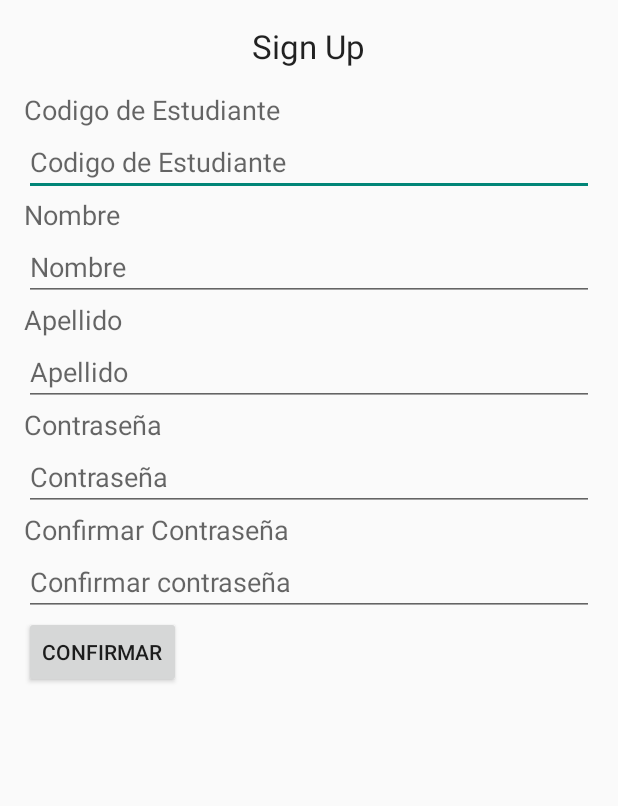
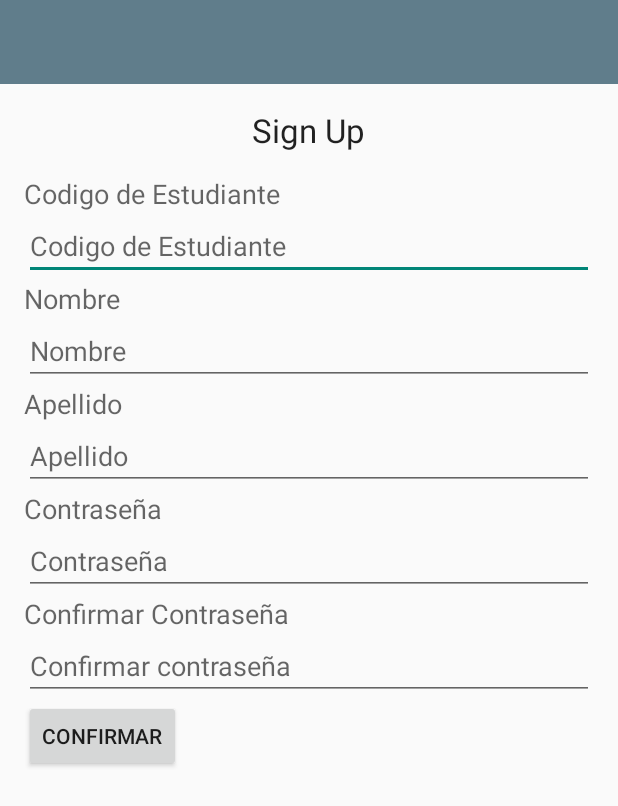
Before and after one commit to migueroncallo/Final_Movil, an Android app: the layout activity_sign_up.xml on its own in the app's theme, with its tools: preview values and no code run, on a phone screen of 412 x 824 dp. Shown: the top 806 px of the screen. Run offline under Robolectric (Android 15) with nearby library versions, the light colour scheme and no system bars.

Commit message:
Fix sign up issues

```diff
--- a/app/src/main/java/com/uninorte/migueroncallo/rotacion/Sign_up.java
+++ b/app/src/main/java/com/uninorte/migueroncallo/rotacion/Sign_up.java
@@ -19,8 +19,8 @@ import java.util.ArrayList;
 import java.util.List;
 
 public class Sign_up extends AppCompatActivity {
-    EditText codigo,nombre,apellido,clave,confirmar;
-    String code,name,lastname,password,conf_password;
+    EditText codigo, nombre, apellido, clave, confirmar;
+    String code, name, lastname, password, conf_password;
     Button registrar;
     Boolean check;
     ArrayList values;
@@ -35,7 +35,7 @@ public class Sign_up extends AppCompatActivity {
 
         mToolbar = (Toolbar) findViewById(R.id.app_bar);
         setSupportActionBar(mToolbar);
-
+        getSupportActionBar().setLogo(R.mipmap.ic_launcher);
 
         codigo = (EditText) findViewById(R.id.student_code);
         nombre = (EditText) findViewById(R.id.student_name);
@@ -43,18 +43,11 @@ public class Sign_up extends AppCompatActivity {
         clave = (EditText) findViewById(R.id.student_password);
         confirmar = (EditText) findViewById(R.id.password_confirm);
         registrar = (Button) findViewById(R.id.confirm_button);
-        check=false;
-        type=3;
+        check = false;
+        type = 3;
 
         new GetData().execute();
-
-
-
-
-
-
     }
-
 
     private class GetData extends AsyncTask<Void, Void, Void> {
         @Override
@@ -87,20 +80,19 @@ public class Sign_up extends AppCompatActivity {
             // Locate the listview in listview_main.xml
             // Pass the results into ListViewAdapter.java
 
-
-                // Close the progressdialog
+            // Close the progressdialog
 
         }
     }
 
-    public void validate(View v){
-        code=codigo.getText().toString();
+    public void validate(View v) {
+        code = codigo.getText().toString();
         name = nombre.getText().toString();
         lastname = apellido.getText().toString();
-        password=clave.getText().toString();
-        conf_password=confirmar.getText().toString();
+        password = clave.getText().toString();
+        conf_password = confirmar.getText().toString();
 
-        if(code.isEmpty()||name.isEmpty()||lastname.isEmpty()||password.isEmpty()||conf_password.isEmpty()){
+        if (code.isEmpty() || name.isEmpty() || lastname.isEmpty() || password.isEmpty() || conf_password.isEmpty()) {
             AlertDialog.Builder builder = new AlertDialog.Builder(this);
             builder.setTitle("Error");
             builder.setMessage("Todos los campos son necesarios.");
@@ -110,8 +102,8 @@ public class Sign_up extends AppCompatActivity {
             });
             builder.show();
 
-        }else{
-            if(!password.equals(conf_password)){
+        } else {
+            if (!password.equals(conf_password)) {
 
                 AlertDialog.Builder builder = new AlertDialog.Builder(this);
                 builder.setTitle("Error");
@@ -121,8 +113,8 @@ public class Sign_up extends AppCompatActivity {
                     }
                 });
                 builder.show();
-            }else{
-                if(values.contains(code)){
+            } else {
+                if (values.contains(code)) {
                     AlertDialog.Builder builder = new AlertDialog.Builder(this);
                     builder.setTitle("Error");
                     builder.setMessage("El código de estudiante ya eixste.");
@@ -132,7 +124,7 @@ public class Sign_up extends AppCompatActivity {
                     });
                     builder.show();
 
-                }else{
+                } else {
                     new SenData().execute();
                     AlertDialog.Builder builder = new AlertDialog.Builder(this);
                     builder.setTitle("Operación exitosa.");
@@ -149,43 +141,16 @@ public class Sign_up extends AppCompatActivity {
 
     }
 
-    private class SenData extends AsyncTask<Void,Void,Void>{
-        protected Void doInBackground(Void... arg0){
-            ParseObject test=new ParseObject("student");
-            test.put("username",code);
-            test.put("name",name);
+    private class SenData extends AsyncTask<Void, Void, Void> {
+        protected Void doInBackground(Void... arg0) {
+            ParseObject test = new ParseObject("student");
+            test.put("username", code);
+            test.put("name", name);
             test.put("apellido", lastname);
-            test.put("password",password);
-            test.put("type",type);
+            test.put("password", password);
+            test.put("type", type);
             test.saveInBackground();
             return null;
         }
     }
-
-
-
-
-    @Override
-    public boolean onCreateOptionsMenu(Menu menu) {
-        // Inflate the menu; this adds items to the action bar if it is present.
-        getMenuInflater().inflate(R.menu.menu_inicio, menu);
-        return true;
-    }
-
-
-
-    @Override
-    public boolean onOptionsItemSelected(MenuItem item) {
-        // Handle action bar item clicks here. The action bar will
-        // automatically handle clicks on the Home/Up button, so long
-        // as you specify a parent activity in AndroidManifest.xml.
-        int id = item.getItemId();
-
-        //noinspection SimplifiableIfStatement
-        if (id == R.id.action_settings) {
-            return true;
-        }
-
-        return super.onOptionsItemSelected(item);
-    }
 }
--- a/app/src/main/res/layout/activity_main.xml
+++ b/app/src/main/res/layout/activity_main.xml
@@ -68,7 +68,8 @@
                 android:layout_alignParentStart="true"
                 android:layout_below="@+id/editText"
                 android:layout_marginTop="46dp"
-                android:hint="Password" />
+                android:hint="Password"
+                android:inputType="textPassword" />
 
         </android.support.design.widget.TextInputLayout>
 
--- a/app/src/main/res/layout/activity_sign_up.xml
+++ b/app/src/main/res/layout/activity_sign_up.xml
@@ -1,128 +1,149 @@
+<?xml version="1.0" encoding="utf-8"?>
 <RelativeLayout xmlns:android="http://schemas.android.com/apk/res/android"
-    xmlns:tools="http://schemas.android.com/tools" android:layout_width="match_parent"
-    android:layout_height="match_parent" android:paddingLeft="@dimen/activity_horizontal_margin"
+    xmlns:app="http://schemas.android.com/apk/res-auto"
+    xmlns:tools="http://schemas.android.com/tools"
+    android:layout_width="match_parent"
+    android:layout_height="match_parent"
+    tools:context="com.uninorte.migueroncallo.rotacion.RubricasActivity">
+
+    <android.support.v7.widget.Toolbar
+        android:id="@+id/app_bar"
+        android:layout_width="match_parent"
+        android:layout_height="wrap_content"
+        android:background="@color/colorPrimary"
+        android:minHeight="?attr/actionBarSize"
+        app:theme="@style/ThemeOverlay.AppCompat.Dark.ActionBar" />
+
+
+    <RelativeLayout
+        android:layout_below="@+id/app_bar"
+        android:layout_width="match_parent"
+        android:layout_height="match_parent"
+        android:paddingBottom="@dimen/activity_vertical_margin"
+        android:paddingLeft="@dimen/activity_horizontal_margin"
         android:paddingRight="@dimen/activity_horizontal_margin"
         android:paddingTop="@dimen/activity_vertical_margin"
-    android:paddingBottom="@dimen/activity_vertical_margin"
         tools:context="com.uninorte.migueroncallo.rotacion.Sign_up">
 
 
+
         <TextView
+            android:id="@+id/textView3"
             android:layout_width="wrap_content"
             android:layout_height="wrap_content"
-        android:textAppearance="?android:attr/textAppearanceLarge"
+            android:layout_alignParentTop="true"
+            android:layout_centerHorizontal="true"
             android:text="Sign Up"
-        android:id="@+id/textView3"
-        android:layout_alignParentTop="true"
-        android:layout_centerHorizontal="true" />
+            android:textAppearance="?android:attr/textAppearanceLarge" />
 
         <TextView
+            android:id="@+id/textView4"
             android:layout_width="wrap_content"
             android:layout_height="wrap_content"
-        android:textAppearance="?android:attr/textAppearanceMedium"
-        android:text="Codigo de Estudiante"
-        android:id="@+id/textView4"
-        android:layout_below="@+id/textView3"
             android:layout_alignParentLeft="true"
             android:layout_alignParentStart="true"
-        android:layout_marginTop="15dp" />
+            android:layout_below="@+id/textView3"
+            android:layout_marginTop="15dp"
+            android:text="Codigo de Estudiante"
+            android:textAppearance="?android:attr/textAppearanceMedium" />
 
         <EditText
+            android:id="@+id/student_code"
             android:layout_width="match_parent"
             android:layout_height="wrap_content"
-        android:id="@+id/student_code"
-        android:inputType="number"
+            android:layout_alignParentLeft="true"
+            android:layout_alignParentStart="true"
+            android:layout_below="@+id/textView4"
             android:hint="Codigo de Estudiante"
-        android:layout_below="@+id/textView4"
-        android:layout_alignParentLeft="true"
-        android:layout_alignParentStart="true" />
+            android:inputType="number" />
 
         <TextView
+            android:id="@+id/textView5"
             android:layout_width="wrap_content"
             android:layout_height="wrap_content"
-        android:textAppearance="?android:attr/textAppearanceMedium"
+            android:layout_alignParentLeft="true"
+            android:layout_alignParentStart="true"
+            android:layout_below="@+id/student_code"
             android:text="Nombre"
-        android:id="@+id/textView5"
-        android:layout_below="@+id/student_code"
-        android:layout_alignParentLeft="true"
-        android:layout_alignParentStart="true" />
+            android:textAppearance="?android:attr/textAppearanceMedium" />
 
         <EditText
+            android:id="@+id/student_name"
             android:layout_width="match_parent"
             android:layout_height="wrap_content"
-        android:hint="Nombre"
-        android:id="@+id/student_name"
+            android:layout_alignParentLeft="true"
+            android:layout_alignParentStart="true"
             android:layout_below="@+id/textView5"
-        android:layout_alignParentLeft="true"
-        android:layout_alignParentStart="true" />
+            android:hint="Nombre" />
 
         <TextView
+            android:id="@+id/textView6"
             android:layout_width="wrap_content"
             android:layout_height="wrap_content"
-        android:textAppearance="?android:attr/textAppearanceMedium"
+            android:layout_alignParentLeft="true"
+            android:layout_alignParentStart="true"
+            android:layout_below="@+id/student_name"
             android:text="Apellido"
-        android:id="@+id/textView6"
-        android:layout_below="@+id/student_name"
-        android:layout_alignParentLeft="true"
-        android:layout_alignParentStart="true" />
+            android:textAppearance="?android:attr/textAppearanceMedium" />
 
         <EditText
+            android:id="@+id/student_lastname"
             android:layout_width="match_parent"
             android:layout_height="wrap_content"
-        android:hint="Apellido"
-        android:id="@+id/student_lastname"
+            android:layout_alignParentLeft="true"
+            android:layout_alignParentStart="true"
             android:layout_below="@+id/textView6"
-        android:layout_alignParentLeft="true"
-        android:layout_alignParentStart="true" />
+            android:hint="Apellido" />
 
         <TextView
+            android:id="@+id/textView7"
             android:layout_width="wrap_content"
             android:layout_height="wrap_content"
-        android:textAppearance="?android:attr/textAppearanceMedium"
+            android:layout_alignParentLeft="true"
+            android:layout_alignParentStart="true"
+            android:layout_below="@+id/student_lastname"
             android:text="Contraseña"
-        android:id="@+id/textView7"
-        android:layout_below="@+id/student_lastname"
-        android:layout_alignParentLeft="true"
-        android:layout_alignParentStart="true" />
+            android:textAppearance="?android:attr/textAppearanceMedium" />
 
         <EditText
+            android:id="@+id/student_password"
             android:layout_width="match_parent"
             android:layout_height="wrap_content"
+            android:layout_alignParentLeft="true"
+            android:layout_alignParentStart="true"
+            android:layout_below="@+id/textView7"
             android:hint="Contraseña"
-        android:inputType="textPassword"
-        android:id="@+id/student_password"
-        android:layout_below="@+id/textView7"
-        android:layout_alignParentLeft="true"
-        android:layout_alignParentStart="true" />
+            android:inputType="textPassword" />
 
         <TextView
+            android:id="@+id/textView8"
             android:layout_width="wrap_content"
             android:layout_height="wrap_content"
-        android:textAppearance="?android:attr/textAppearanceMedium"
+            android:layout_alignParentLeft="true"
+            android:layout_alignParentStart="true"
+            android:layout_below="@+id/student_password"
             android:text="Confirmar Contraseña"
-        android:id="@+id/textView8"
-        android:layout_below="@+id/student_password"
-        android:layout_alignParentLeft="true"
-        android:layout_alignParentStart="true" />
+            android:textAppearance="?android:attr/textAppearanceMedium" />
 
         <EditText
+            android:id="@+id/password_confirm"
             android:layout_width="match_parent"
             android:layout_height="wrap_content"
+            android:layout_alignParentLeft="true"
+            android:layout_alignParentStart="true"
+            android:layout_below="@+id/textView8"
             android:hint="Confirmar contraseña"
-        android:inputType="textPassword"
-        android:id="@+id/password_confirm"
-        android:layout_below="@+id/textView8"
-        android:layout_alignParentLeft="true"
-        android:layout_alignParentStart="true" />
+            android:inputType="textPassword" />
 
         <Button
+            android:id="@+id/confirm_button"
             android:layout_width="wrap_content"
             android:layout_height="wrap_content"
-        android:text="Confirmar"
+            android:layout_alignParentLeft="true"
+            android:layout_alignParentStart="true"
+            android:layout_below="@+id/password_confirm"
             android:onClick="validate"
-        android:id="@+id/confirm_button"
-        android:layout_below="@+id/password_confirm"
-        android:layout_alignParentLeft="true"
-        android:layout_alignParentStart="true" />
+            android:text="Confirmar" />
 
     </RelativeLayout>
+</RelativeLayout>
```
Lines whose indentation alone changed are shown as unchanged.
